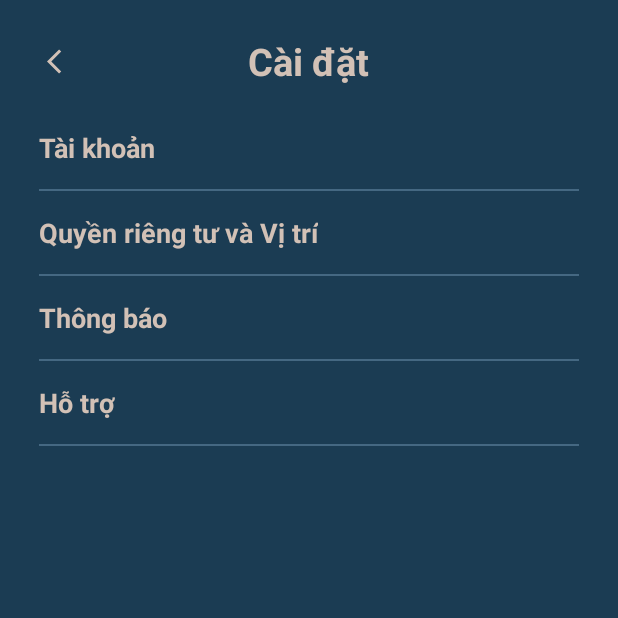
After one commit to Manhx2/ProjectGroup18, an Android app: the SettingsActivity screen opened directly, with no data from a screen before it, on a phone screen of 412 x 824 dp, the top half of it. The commit adds this screen. Run offline under Robolectric (Android 15) with nearby library versions, the phone set to English and light mode, and no system bars.

Commit message:
Settings screen UI

```diff
--- a/app/src/main/AndroidManifest.xml
+++ b/app/src/main/AndroidManifest.xml
@@ -19,6 +19,9 @@
         android:roundIcon="@mipmap/ic_launcher_round"
         android:supportsRtl="true"
         android:theme="@style/Theme.NearU">
+        <activity
+            android:name=".SettingsActivity"
+            android:exported="false" />
         <activity
             android:name=".EditProfileActivity"
             android:exported="false" />
--- a/app/src/main/java/com/example/nearu/MainActivity.java
+++ b/app/src/main/java/com/example/nearu/MainActivity.java
@@ -138,7 +138,7 @@ public class MainActivity extends AppCompatActivity implements NavigationView.On
         } else if (itemId == R.id.nav_friends) {
             Toast.makeText(this, "Chức năng Bạn bè!", Toast.LENGTH_SHORT).show();
         } else if (itemId == R.id.nav_settings) {
-            Toast.makeText(this, "Chức năng Cài đặt!", Toast.LENGTH_SHORT).show();
+            startActivity(new Intent(this, SettingsActivity.class));
         } else if (itemId == R.id.nav_logout) {
             mAuth.signOut();
             // Xóa email trong SharedPreferences
--- /dev/null
+++ b/app/src/main/java/com/example/nearu/SettingsActivity.java
@@ -0,0 +1,106 @@
+package com.example.nearu;
+
+import android.os.Bundle;
+import android.view.View;
+import android.widget.ImageView;
+import android.widget.LinearLayout;
+import android.widget.TextView;
+
+import androidx.activity.EdgeToEdge;
+import androidx.appcompat.app.AlertDialog;
+import androidx.appcompat.app.AppCompatActivity;
+import androidx.core.graphics.Insets;
+import androidx.core.view.ViewCompat;
+import androidx.core.view.WindowInsetsCompat;
+
+public class SettingsActivity extends AppCompatActivity {
+
+    @Override
+    protected void onCreate(Bundle savedInstanceState) {
+        super.onCreate(savedInstanceState);
+        setContentView(R.layout.activity_settings);
+
+        ImageView btnBack = findViewById(R.id.btnBack);
+        btnBack.setOnClickListener(new View.OnClickListener() {
+            @Override
+            public void onClick(View v) {
+                finish();
+            }
+        });
+
+        LinearLayout sectionAccount = findViewById(R.id.section_account);
+        LinearLayout accountSubmenu = findViewById(R.id.account_submenu);
+        sectionAccount.setOnClickListener(v -> {
+            if (accountSubmenu.getVisibility() == View.GONE) {
+                accountSubmenu.setVisibility(View.VISIBLE);
+            } else {
+                accountSubmenu.setVisibility(View.GONE);
+            }
+        });
+
+        LinearLayout sectionPrivacy = findViewById(R.id.section_privacy);
+        LinearLayout privacySubmenu = findViewById(R.id.privacy_submenu);
+        sectionPrivacy.setOnClickListener(v -> {
+            if (privacySubmenu.getVisibility() == View.GONE) {
+                privacySubmenu.setVisibility(View.VISIBLE);
+            } else {
+                privacySubmenu.setVisibility(View.GONE);
+            }
+        });
+
+        LinearLayout layout = findViewById(R.id.tv_friend_request_permission);
+        TextView selectedText = findViewById(R.id.tv_friend_request_selected);
+        layout.setOnClickListener(v -> {
+            final String[] options = {
+                    "Bất kỳ ai cũng có thể kết bạn",
+                    "Chỉ bạn bè của bạn bè",
+                    "Không cho phép"
+            };
+
+            final int[] selectedIndex = {0};
+
+            AlertDialog.Builder builder = new AlertDialog.Builder(this);
+            builder.setTitle("Ai có thể gửi lời mời kết bạn");
+            builder.setSingleChoiceItems(options, selectedIndex[0], (dialog, which) -> {
+                selectedIndex[0] = which;
+            });
+            builder.setPositiveButton("OK", (dialog, which) -> {
+                switch (selectedIndex[0]) {
+                    case 0:
+                        selectedText.setText("Bất kỳ ai");
+                        break;
+                    case 1:
+                        selectedText.setText("Bạn của bạn bè");
+                        break;
+                    default:
+                        selectedText.setText("Không cho phép");
+                        break;
+                }
+                dialog.dismiss();
+            });
+            builder.setNegativeButton("Hủy", null);
+            builder.show();
+        });
+
+        LinearLayout sectionNotification = findViewById(R.id.section_notification);
+        LinearLayout notificationSubmenu = findViewById(R.id.notification_submenu);
+        sectionNotification.setOnClickListener(v -> {
+            if (notificationSubmenu.getVisibility() == View.GONE) {
+                notificationSubmenu.setVisibility(View.VISIBLE);
+            } else {
+                notificationSubmenu.setVisibility(View.GONE);
+            }
+        });
+
+        LinearLayout sectionSupport = findViewById(R.id.section_support);
+        LinearLayout supportSubmenu = findViewById(R.id.support_submenu);
+        sectionSupport.setOnClickListener(v -> {
+            if (supportSubmenu.getVisibility() == View.GONE) {
+                supportSubmenu.setVisibility(View.VISIBLE);
+            } else {
+                supportSubmenu.setVisibility(View.GONE);
+            }
+        });
+
+    }
+}
--- a/app/src/main/res/layout/activity_edit_profile.xml
+++ b/app/src/main/res/layout/activity_edit_profile.xml
@@ -48,7 +48,7 @@
                 android:text="Tên hiển thị"
                 android:textStyle="bold"
                 android:textColor="@color/colorAccent"
-                android:textSize="20sp"/>
+                android:textSize="18sp"/>
 
             <EditText
                 android:id="@+id/editTextName"
@@ -56,10 +56,10 @@
                 android:layout_height="wrap_content"
                 android:layout_marginTop="5dp"
                 android:hint="Nhập tên của bạn"
-                android:textColorHint="@color/colorTertiary"
+                android:textColorHint="@color/colorPrimary"
                 android:textColor="@color/colorAccent"
                 android:inputType="textPersonName"
-                android:padding="12dp"
+                android:padding="10dp"
                 android:background="@color/colorSecondary" />
 
             <TextView
@@ -69,7 +69,7 @@
                 android:text="Ảnh đại diện"
                 android:textStyle="bold"
                 android:textColor="@color/colorAccent"
-                android:textSize="20sp"/>
+                android:textSize="18sp"/>
 
             <LinearLayout
                 android:layout_width="match_parent"
@@ -108,7 +108,7 @@
                 android:text="Ảnh bìa"
                 android:textStyle="bold"
                 android:textColor="@color/colorAccent"
-                android:textSize="20sp"/>
+                android:textSize="18sp"/>
 
             <LinearLayout
                 android:layout_width="match_parent"
@@ -147,20 +147,20 @@
                 android:text="Tiểu sử"
                 android:textStyle="bold"
                 android:textColor="@color/colorAccent"
-                android:textSize="20sp"/>
+                android:textSize="18sp"/>
 
             <EditText
                 android:id="@+id/editTextBio"
                 android:layout_width="match_parent"
-                android:layout_height="150dp"
+                android:layout_height="140dp"
                 android:layout_marginTop="5dp"
                 android:gravity="top"
                 android:hint="Giới thiệu bản thân..."
                 android:maxLength="200"
-                android:textColorHint="@color/colorTertiary"
+                android:textColorHint="@color/colorPrimary"
                 android:textColor="@color/colorAccent"
                 android:inputType="textMultiLine"
-                android:padding="12dp"
+                android:padding="10dp"
                 android:background="@color/colorSecondary"
                 android:scrollbars="vertical" />
 
@@ -174,9 +174,8 @@
                 android:layout_gravity="right"
                 android:text="Lưu"
                 android:textStyle="bold"
-                android:textSize="16sp" />
+                android:textSize="18sp" />
+        </LinearLayout>
 
-        </LinearLayout>
     </ScrollView>
-
 </RelativeLayout>
--- /dev/null
+++ b/app/src/main/res/layout/activity_settings.xml
@@ -0,0 +1,384 @@
+<?xml version="1.0" encoding="utf-8"?>
+<RelativeLayout xmlns:android="http://schemas.android.com/apk/res/android"
+    xmlns:app="http://schemas.android.com/apk/res-auto"
+    android:layout_width="match_parent"
+    android:layout_height="match_parent"
+    android:background="@color/colorPrimary"
+    android:padding="16dp">
+
+    <RelativeLayout
+        android:id="@+id/header"
+        android:layout_width="match_parent"
+        android:layout_height="wrap_content">
+
+        <ImageView
+            android:id="@+id/btnBack"
+            android:layout_width="50dp"
+            android:layout_height="50dp"
+            android:focusable="true"
+            android:src="@drawable/ic_btn_back"
+            android:padding="15dp"
+            android:clickable="true" />
+
+        <TextView
+            android:layout_width="wrap_content"
+            android:layout_height="wrap_content"
+            android:text="Cài đặt"
+            android:layout_centerInParent="true"
+            android:textStyle="bold"
+            android:textColor="@color/colorAccent"
+            android:textSize="25sp" />
+
+    </RelativeLayout>
+
+    <ScrollView
+        android:layout_width="match_parent"
+        android:layout_height="wrap_content"
+        android:layout_below="@id/header" >
+
+        <LinearLayout
+            android:orientation="vertical"
+            android:layout_width="match_parent"
+            android:layout_height="wrap_content"
+            android:padding="10dp">
+
+            <LinearLayout
+                android:id="@+id/section_account"
+                android:layout_width="match_parent"
+                android:layout_height="wrap_content"
+                android:orientation="horizontal"
+                android:gravity="center_vertical"
+                android:paddingVertical="10dp"
+                android:clickable="true"
+                android:focusable="true" >
+
+                <TextView
+                    android:layout_width="wrap_content"
+                    android:layout_height="wrap_content"
+                    android:text="Tài khoản"
+                    android:textStyle="bold"
+                    android:textColor="@color/colorAccent"
+                    android:textSize="18sp" />
+            </LinearLayout>
+
+            <LinearLayout
+                android:id="@+id/account_submenu"
+                android:orientation="vertical"
+                android:layout_marginStart="24dp"
+                android:layout_width="match_parent"
+                android:layout_height="wrap_content"
+                android:visibility="gone">
+
+                <TextView
+                    android:id="@+id/tv_account_info"
+                    android:layout_width="wrap_content"
+                    android:layout_height="wrap_content"
+                    android:focusable="true"
+                    android:text="Thông tin cá nhân"
+                    android:textSize="16sp"
+                    android:paddingVertical="8dp"
+                    android:textColor="@color/colorAccent"
+                    android:clickable="true"/>
+
+                <TextView
+                    android:id="@+id/tv_security"
+                    android:layout_width="wrap_content"
+                    android:layout_height="wrap_content"
+                    android:focusable="true"
+                    android:text="Bảo mật"
+                    android:textSize="16sp"
+                    android:paddingVertical="8dp"
+                    android:textColor="@color/colorAccent"
+                    android:clickable="true"/>
+            </LinearLayout>
+
+            <View
+                android:layout_width="match_parent"
+                android:layout_height="1dp"
+                android:background="@color/colorSecondary"
+                android:layout_marginVertical="5dp"/>
+
+            <LinearLayout
+                android:id="@+id/section_privacy"
+                android:layout_width="match_parent"
+                android:layout_height="wrap_content"
+                android:orientation="horizontal"
+                android:gravity="center_vertical"
+                android:paddingVertical="10dp"
+                android:clickable="true"
+                android:focusable="true" >
+
+                <TextView
+                    android:layout_width="wrap_content"
+                    android:layout_height="wrap_content"
+                    android:text="Quyền riêng tư và Vị trí"
+                    android:textStyle="bold"
+                    android:textColor="@color/colorAccent"
+                    android:textSize="18sp" />
+            </LinearLayout>
+
+            <LinearLayout
+                android:id="@+id/privacy_submenu"
+                android:orientation="vertical"
+                android:layout_marginStart="24dp"
+                android:layout_width="match_parent"
+                android:layout_height="wrap_content"
+                android:visibility="gone">
+
+                <TextView
+                    android:id="@+id/tv_update_location"
+                    android:layout_width="wrap_content"
+                    android:layout_height="wrap_content"
+                    android:focusable="true"
+                    android:text="Cập nhật vị trí"
+                    android:textSize="16sp"
+                    android:paddingVertical="8dp"
+                    android:textColor="@color/colorAccent"
+                    android:clickable="true"/>
+
+                <LinearLayout
+                    android:layout_width="match_parent"
+                    android:layout_height="wrap_content"
+                    android:orientation="horizontal"
+                    android:gravity="center_vertical">
+
+                    <TextView
+                        android:id="@+id/tv_toggle_location_sharing"
+                        android:layout_width="0dp"
+                        android:layout_height="wrap_content"
+                        android:layout_weight="1"
+                        android:text="Bật / tắt chia sẻ vị trí"
+                        android:textSize="16sp"
+                        android:paddingVertical="8dp"
+                        android:textColor="@color/colorAccent" />
+
+                    <Switch
+                        android:id="@+id/switch_location_sharing"
+                        android:layout_width="wrap_content"
+                        android:layout_height="wrap_content"
+                        android:checked="true"
+                        android:focusable="false"
+                        android:focusableInTouchMode="false"/>
+                </LinearLayout>
+
+                <TextView
+                    android:id="@+id/tv_hide_location_user"
+                    android:layout_width="wrap_content"
+                    android:layout_height="wrap_content"
+                    android:focusable="true"
+                    android:text="Ẩn vị trí với người dùng cụ thể"
+                    android:textSize="16sp"
+                    android:paddingVertical="8dp"
+                    android:textColor="@color/colorAccent"
+                    android:clickable="true"/>
+
+                <LinearLayout
+                    android:id="@+id/tv_friend_request_permission"
+                    android:layout_width="match_parent"
+                    android:layout_height="wrap_content"
+                    android:focusable="true"
+                    android:orientation="horizontal"
+                    android:gravity="center_vertical"
+                    android:clickable="true" >
+
+                    <TextView
+                        android:layout_width="0dp"
+                        android:layout_height="wrap_content"
+                        android:layout_weight="1"
+                        android:text="Ai có thể gửi lời mời kết bạn"
+                        android:textSize="16sp"
+                        android:paddingVertical="8dp"
+                        android:textColor="@color/colorAccent" />
+
+                    <TextView
+                        android:id="@+id/tv_friend_request_selected"
+                        android:layout_width="wrap_content"
+                        android:layout_height="wrap_content"
+                        android:text="Bất kỳ ai"
+                        android:textColor="@color/colorSecondary"
+                        android:textSize="16sp" />
+                </LinearLayout>
+
+                <TextView
+                    android:id="@+id/tv_block_list"
+                    android:layout_width="wrap_content"
+                    android:layout_height="wrap_content"
+                    android:focusable="true"
+                    android:text="Danh sách chặn"
+                    android:textSize="16sp"
+                    android:paddingVertical="8dp"
+                    android:textColor="@color/colorAccent"
+                    android:clickable="true"/>
+            </LinearLayout>
+
+            <View
+                android:layout_width="match_parent"
+                android:layout_height="1dp"
+                android:background="@color/colorSecondary"
+                android:layout_marginVertical="5dp"/>
+
+            <LinearLayout
+                android:id="@+id/section_notification"
+                android:layout_width="match_parent"
+                android:layout_height="wrap_content"
+                android:orientation="horizontal"
+                android:gravity="center_vertical"
+                android:paddingVertical="10dp"
+                android:clickable="true"
+                android:focusable="true" >
+
+                <TextView
+                    android:layout_width="wrap_content"
+                    android:layout_height="wrap_content"
+                    android:text="Thông báo"
+                    android:textStyle="bold"
+                    android:textColor="@color/colorAccent"
+                    android:textSize="18sp" />
+            </LinearLayout>
+
+            <LinearLayout
+                android:id="@+id/notification_submenu"
+                android:orientation="vertical"
+                android:layout_marginStart="24dp"
+                android:layout_width="match_parent"
+                android:layout_height="wrap_content"
+                android:visibility="gone">
+
+                <LinearLayout
+                    android:layout_width="match_parent"
+                    android:layout_height="wrap_content"
+                    android:orientation="horizontal"
+                    android:gravity="center_vertical">
+
+                    <TextView
+                        android:id="@+id/tv_toggle_friend_inv"
+                        android:layout_width="0dp"
+                        android:layout_height="wrap_content"
+                        android:layout_weight="1"
+                        android:text="Khi có lời mời kết bạn mới"
+                        android:textSize="16sp"
+                        android:paddingVertical="8dp"
+                        android:textColor="@color/colorAccent" />
+
+                    <Switch
+                        android:id="@+id/switch_friend_inv"
+                        android:layout_width="wrap_content"
+                        android:layout_height="wrap_content"
+                        android:checked="true"
+                        android:focusable="false"
+                        android:focusableInTouchMode="false"/>
+                </LinearLayout>
+
+                <LinearLayout
+                    android:layout_width="match_parent"
+                    android:layout_height="wrap_content"
+                    android:orientation="horizontal"
+                    android:gravity="center_vertical">
+
+                    <TextView
+                        android:id="@+id/tv_toggle_friend_nearby"
+                        android:layout_width="0dp"
+                        android:layout_height="wrap_content"
+                        android:layout_weight="1"
+                        android:text="Khi bạn bè ở gần"
+                        android:textSize="16sp"
+                        android:paddingVertical="8dp"
+                        android:textColor="@color/colorAccent" />
+
+                    <Switch
+                        android:id="@+id/switch_friend_nearby"
+                        android:layout_width="wrap_content"
+                        android:layout_height="wrap_content"
+                        android:checked="true"
+                        android:focusable="false"
+                        android:focusableInTouchMode="false"/>
+                </LinearLayout>
+            </LinearLayout>
+
+            <View
+                android:layout_width="match_parent"
+                android:layout_height="1dp"
+                android:background="@color/colorSecondary"
+                android:layout_marginVertical="5dp"/>
+
+            <LinearLayout
+                android:id="@+id/section_support"
+                android:layout_width="match_parent"
+                android:layout_height="wrap_content"
+                android:orientation="horizontal"
+                android:gravity="center_vertical"
+                android:paddingVertical="10dp"
+                android:clickable="true"
+                android:focusable="true" >
+
+                <TextView
+                    android:layout_width="wrap_content"
+                    android:layout_height="wrap_content"
+                    android:text="Hỗ trợ"
+                    android:textStyle="bold"
+                    android:textColor="@color/colorAccent"
+                    android:textSize="18sp" />
+            </LinearLayout>
+
+            <LinearLayout
+                android:id="@+id/support_submenu"
+                android:orientation="vertical"
+                android:layout_marginStart="24dp"
+                android:layout_width="match_parent"
+                android:layout_height="wrap_content"
+                android:visibility="gone">
+
+                <TextView
+                    android:id="@+id/tv_help_center"
+                    android:layout_width="wrap_content"
+                    android:layout_height="wrap_content"
+                    android:focusable="true"
+                    android:text="Trung tâm trợ giúp"
+                    android:textSize="16sp"
+                    android:paddingVertical="8dp"
+                    android:textColor="@color/colorAccent"
+                    android:clickable="true"/>
+
+                <TextView
+                    android:id="@+id/tv_FAQ"
+                    android:layout_width="wrap_content"
+                    android:layout_height="wrap_content"
+                    android:focusable="true"
+                    android:text="Câu hỏi thường gặp"
+                    android:textSize="16sp"
+                    android:paddingVertical="8dp"
+                    android:textColor="@color/colorAccent"
+                    android:clickable="true"/>
+
+                <TextView
+                    android:id="@+id/tv_error_report"
+                    android:layout_width="wrap_content"
+                    android:layout_height="wrap_content"
+                    android:focusable="true"
+                    android:text="Báo lỗi"
+                    android:textSize="16sp"
+                    android:paddingVertical="8dp"
+                    android:textColor="@color/colorAccent"
+                    android:clickable="true"/>
+
+                <TextView
+                    android:id="@+id/tv_app_details"
+                    android:layout_width="wrap_content"
+                    android:layout_height="wrap_content"
+                    android:focusable="true"
+                    android:text="Chi tiết ứng dụng"
+                    android:textSize="16sp"
+                    android:paddingVertical="8dp"
+                    android:textColor="@color/colorAccent"
+                    android:clickable="true"/>
+            </LinearLayout>
+
+            <View
+                android:layout_width="match_parent"
+                android:layout_height="1dp"
+                android:background="@color/colorSecondary"
+                android:layout_marginVertical="5dp"/>
+
+        </LinearLayout>
+    </ScrollView>
+</RelativeLayout>
```
